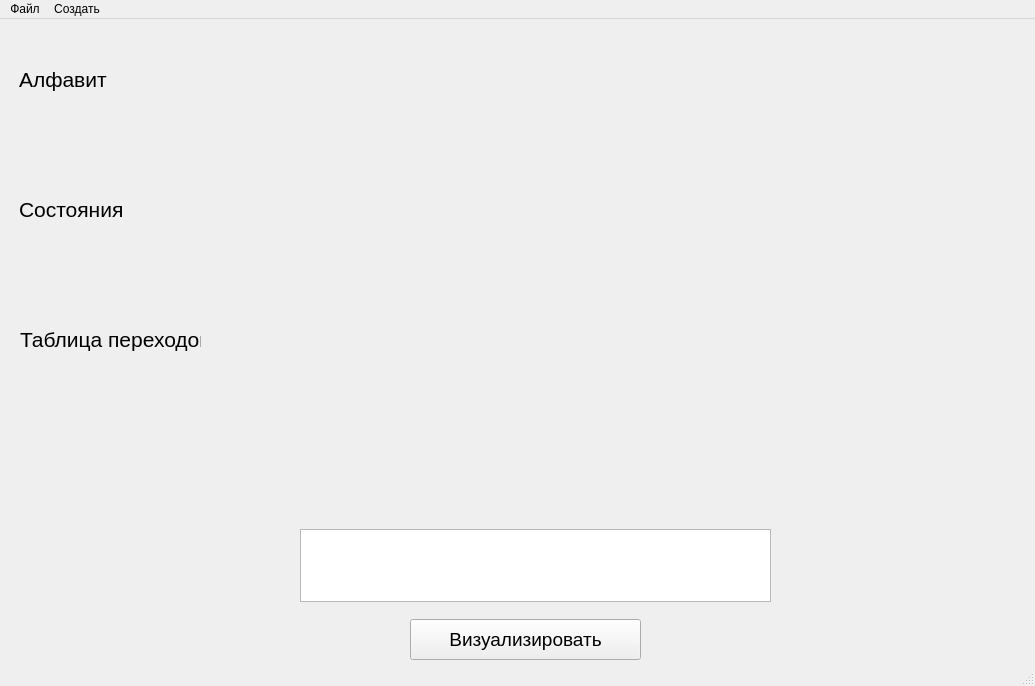
Qt form ui/opened_automata.ui (iwdok/visualization-of-automata) before a commit.
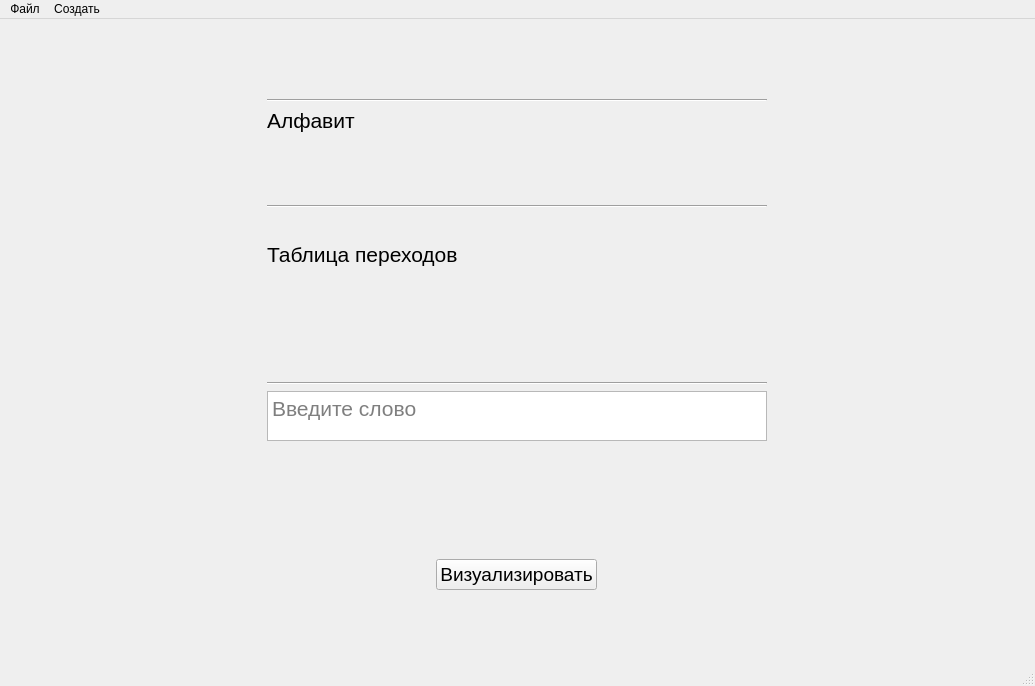
The same form after that commit. Icons and pictures are not drawn.

```diff
--- a/ui/opened_automata.ui
+++ b/ui/opened_automata.ui
@@ -23,231 +23,291 @@
    <string>MainWindow</string>
   </property>
   <widget class="QWidget" name="centralwidget">
-   <widget class="QWidget" name="verticalLayoutWidget">
-    <property name="geometry">
-     <rect>
-      <x>0</x>
-      <y>0</y>
-      <width>161</width>
-      <height>31</height>
-     </rect>
-    </property>
-    <layout class="QVBoxLayout" name="automat_name_layout">
-     <item>
-      <widget class="QLabel" name="automata_name">
-       <property name="font">
-        <font>
-         <family>MS Sans Serif</family>
-         <pointsize>16</pointsize>
-         <weight>75</weight>
-         <bold>true</bold>
-        </font>
-       </property>
-       <property name="midLineWidth">
-        <number>0</number>
-       </property>
-       <property name="text">
-        <string/>
-       </property>
-       <property name="alignment">
-        <set>Qt::AlignCenter</set>
-       </property>
-      </widget>
-     </item>
-    </layout>
-   </widget>
-   <widget class="QWidget" name="verticalLayoutWidget_2">
-    <property name="geometry">
-     <rect>
-      <x>10</x>
-      <y>80</y>
-      <width>1011</width>
-      <height>81</height>
-     </rect>
-    </property>
-    <layout class="QVBoxLayout" name="alphabet_layout">
-     <item>
-      <widget class="QLabel" name="alphabet">
-       <property name="font">
-        <font>
-         <family>MS Sans Serif</family>
-         <pointsize>11</pointsize>
-        </font>
-       </property>
-       <property name="text">
-        <string/>
-       </property>
-       <property name="alignment">
-        <set>Qt::AlignCenter</set>
-       </property>
-      </widget>
-     </item>
-    </layout>
-   </widget>
-   <widget class="QWidget" name="verticalLayoutWidget_3">
-    <property name="geometry">
-     <rect>
-      <x>19</x>
-      <y>40</y>
-      <width>151</width>
-      <height>41</height>
-     </rect>
-    </property>
-    <layout class="QVBoxLayout" name="label_alphabet_layout">
-     <item>
-      <widget class="QLabel" name="alphabet_label">
-       <property name="font">
-        <font>
-         <family>MS Sans Serif</family>
-         <pointsize>16</pointsize>
-         <italic>false</italic>
-        </font>
-       </property>
-       <property name="cursor">
-        <cursorShape>ArrowCursor</cursorShape>
-       </property>
-       <property name="text">
-        <string>Алфавит</string>
-       </property>
-       <property name="alignment">
-        <set>Qt::AlignLeading|Qt::AlignLeft|Qt::AlignVCenter</set>
-       </property>
-      </widget>
-     </item>
-    </layout>
-   </widget>
-   <widget class="QWidget" name="verticalLayoutWidget_4">
-    <property name="geometry">
-     <rect>
-      <x>19</x>
-      <y>170</y>
-      <width>151</width>
-      <height>41</height>
-     </rect>
-    </property>
-    <layout class="QVBoxLayout" name="states_label_layout">
-     <item>
-      <widget class="QLabel" name="states_label">
-       <property name="font">
-        <font>
-         <family>MS Sans Serif</family>
-         <pointsize>16</pointsize>
-         <weight>50</weight>
-         <bold>false</bold>
-        </font>
-       </property>
-       <property name="text">
-        <string>Состояния</string>
-       </property>
-       <property name="alignment">
-        <set>Qt::AlignLeading|Qt::AlignLeft|Qt::AlignVCenter</set>
-       </property>
-      </widget>
-     </item>
-    </layout>
-   </widget>
-   <widget class="QWidget" name="verticalLayoutWidget_5">
-    <property name="geometry">
-     <rect>
-      <x>10</x>
-      <y>210</y>
-      <width>1011</width>
-      <height>80</height>
-     </rect>
-    </property>
-    <layout class="QVBoxLayout" name="states_layout"/>
-   </widget>
-   <widget class="QWidget" name="verticalLayoutWidget_6">
-    <property name="geometry">
-     <rect>
-      <x>20</x>
-      <y>300</y>
-      <width>181</width>
-      <height>41</height>
-     </rect>
-    </property>
-    <layout class="QVBoxLayout" name="transition_label_layout">
-     <item>
-      <widget class="QLabel" name="transition_label">
-       <property name="font">
-        <font>
-         <family>MS Sans Serif</family>
-         <pointsize>16</pointsize>
-         <weight>50</weight>
-         <bold>false</bold>
-        </font>
-       </property>
-       <property name="text">
-        <string>Таблица переходов</string>
-       </property>
-       <property name="alignment">
-        <set>Qt::AlignLeading|Qt::AlignLeft|Qt::AlignVCenter</set>
-       </property>
-      </widget>
-     </item>
-    </layout>
-   </widget>
-   <widget class="QWidget" name="verticalLayoutWidget_7">
-    <property name="geometry">
-     <rect>
-      <x>10</x>
-      <y>340</y>
-      <width>1011</width>
-      <height>121</height>
-     </rect>
-    </property>
-    <layout class="QVBoxLayout" name="verticalLayout"/>
-   </widget>
-   <widget class="QPushButton" name="start_vizualization">
-    <property name="geometry">
-     <rect>
-      <x>410</x>
-      <y>600</y>
-      <width>231</width>
-      <height>41</height>
-     </rect>
-    </property>
-    <property name="font">
-     <font>
-      <family>MS Sans Serif</family>
-      <pointsize>14</pointsize>
-     </font>
-    </property>
-    <property name="cursor">
-     <cursorShape>PointingHandCursor</cursorShape>
-    </property>
-    <property name="mouseTracking">
-     <bool>true</bool>
-    </property>
-    <property name="tabletTracking">
-     <bool>true</bool>
-    </property>
-    <property name="text">
-     <string>Визуализировать</string>
-    </property>
-   </widget>
-   <widget class="QWidget" name="verticalLayoutWidget_8">
-    <property name="geometry">
-     <rect>
-      <x>300</x>
-      <y>510</y>
-      <width>471</width>
-      <height>73</height>
-     </rect>
-    </property>
-    <layout class="QVBoxLayout" name="word_input_layout">
-     <item>
-      <widget class="QPlainTextEdit" name="word_input">
-       <property name="font">
-        <font>
-         <family>MS Sans Serif</family>
-         <pointsize>14</pointsize>
-        </font>
-       </property>
-      </widget>
-     </item>
-    </layout>
-   </widget>
+   <layout class="QGridLayout" name="gridLayout">
+    <item row="8" column="1">
+     <widget class="Line" name="line_2">
+      <property name="orientation">
+       <enum>Qt::Horizontal</enum>
+      </property>
+     </widget>
+    </item>
+    <item row="15" column="1">
+     <spacer name="verticalSpacer_2">
+      <property name="orientation">
+       <enum>Qt::Vertical</enum>
+      </property>
+      <property name="sizeType">
+       <enum>QSizePolicy::Preferred</enum>
+      </property>
+      <property name="sizeHint" stdset="0">
+       <size>
+        <width>20</width>
+        <height>40</height>
+       </size>
+      </property>
+     </spacer>
+    </item>
+    <item row="12" column="1" alignment="Qt::AlignHCenter|Qt::AlignVCenter">
+     <widget class="QPushButton" name="start_vizualization">
+      <property name="sizePolicy">
+       <sizepolicy hsizetype="Fixed" vsizetype="Fixed">
+        <horstretch>0</horstretch>
+        <verstretch>0</verstretch>
+       </sizepolicy>
+      </property>
+      <property name="font">
+       <font>
+        <family>MS Sans Serif</family>
+        <pointsize>14</pointsize>
+       </font>
+      </property>
+      <property name="cursor">
+       <cursorShape>PointingHandCursor</cursorShape>
+      </property>
+      <property name="mouseTracking">
+       <bool>false</bool>
+      </property>
+      <property name="tabletTracking">
+       <bool>false</bool>
+      </property>
+      <property name="focusPolicy">
+       <enum>Qt::NoFocus</enum>
+      </property>
+      <property name="text">
+       <string>Визуализировать</string>
+      </property>
+     </widget>
+    </item>
+    <item row="1" column="2" rowspan="10">
+     <spacer name="horizontalSpacer_2">
+      <property name="orientation">
+       <enum>Qt::Horizontal</enum>
+      </property>
+      <property name="sizeType">
+       <enum>QSizePolicy::Preferred</enum>
+      </property>
+      <property name="sizeHint" stdset="0">
+       <size>
+        <width>40</width>
+        <height>20</height>
+       </size>
+      </property>
+     </spacer>
+    </item>
+    <item row="2" column="1">
+     <widget class="Line" name="line">
+      <property name="orientation">
+       <enum>Qt::Horizontal</enum>
+      </property>
+     </widget>
+    </item>
+    <item row="0" column="1">
+     <spacer name="verticalSpacer">
+      <property name="orientation">
+       <enum>Qt::Vertical</enum>
+      </property>
+      <property name="sizeType">
+       <enum>QSizePolicy::Preferred</enum>
+      </property>
+      <property name="sizeHint" stdset="0">
+       <size>
+        <width>20</width>
+        <height>40</height>
+       </size>
+      </property>
+     </spacer>
+    </item>
+    <item row="6" column="1">
+     <layout class="QVBoxLayout" name="states_label_layout">
+      <item>
+       <widget class="QLabel" name="states_label">
+        <property name="font">
+         <font>
+          <family>MS Sans Serif</family>
+          <pointsize>16</pointsize>
+          <weight>50</weight>
+          <bold>false</bold>
+         </font>
+        </property>
+        <property name="text">
+         <string>Таблица переходов</string>
+        </property>
+        <property name="alignment">
+         <set>Qt::AlignLeading|Qt::AlignLeft|Qt::AlignVCenter</set>
+        </property>
+       </widget>
+      </item>
+     </layout>
+    </item>
+    <item row="4" column="1">
+     <layout class="QVBoxLayout" name="alphabet_layout">
+      <item>
+       <widget class="QLabel" name="alphabet">
+        <property name="sizePolicy">
+         <sizepolicy hsizetype="Maximum" vsizetype="Minimum">
+          <horstretch>0</horstretch>
+          <verstretch>0</verstretch>
+         </sizepolicy>
+        </property>
+        <property name="minimumSize">
+         <size>
+          <width>500</width>
+          <height>60</height>
+         </size>
+        </property>
+        <property name="maximumSize">
+         <size>
+          <width>1000</width>
+          <height>60</height>
+         </size>
+        </property>
+        <property name="font">
+         <font>
+          <family>MS Shell Dlg 2</family>
+          <pointsize>16</pointsize>
+          <weight>75</weight>
+          <bold>true</bold>
+         </font>
+        </property>
+        <property name="text">
+         <string/>
+        </property>
+        <property name="alignment">
+         <set>Qt::AlignCenter</set>
+        </property>
+       </widget>
+      </item>
+     </layout>
+    </item>
+    <item row="9" column="1">
+     <layout class="QVBoxLayout" name="word_input_layout">
+      <item>
+       <widget class="QTextEdit" name="word_input">
+        <property name="sizePolicy">
+         <sizepolicy hsizetype="Maximum" vsizetype="Fixed">
+          <horstretch>0</horstretch>
+          <verstretch>0</verstretch>
+         </sizepolicy>
+        </property>
+        <property name="minimumSize">
+         <size>
+          <width>500</width>
+          <height>30</height>
+         </size>
+        </property>
+        <property name="maximumSize">
+         <size>
+          <width>500</width>
+          <height>50</height>
+         </size>
+        </property>
+        <property name="font">
+         <font>
+          <family>MS Sans Serif</family>
+          <pointsize>16</pointsize>
+         </font>
+        </property>
+        <property name="placeholderText">
+         <string>Введите слово</string>
+        </property>
+       </widget>
+      </item>
+     </layout>
+    </item>
+    <item row="1" column="0" rowspan="10">
+     <spacer name="horizontalSpacer">
+      <property name="orientation">
+       <enum>Qt::Horizontal</enum>
+      </property>
+      <property name="sizeType">
+       <enum>QSizePolicy::Preferred</enum>
+      </property>
+      <property name="sizeHint" stdset="0">
+       <size>
+        <width>40</width>
+        <height>20</height>
+       </size>
+      </property>
+     </spacer>
+    </item>
+    <item row="3" column="1">
+     <widget class="QLabel" name="alphabet_label">
+      <property name="sizePolicy">
+       <sizepolicy hsizetype="Fixed" vsizetype="Fixed">
+        <horstretch>0</horstretch>
+        <verstretch>0</verstretch>
+       </sizepolicy>
+      </property>
+      <property name="font">
+       <font>
+        <family>MS Sans Serif</family>
+        <pointsize>16</pointsize>
+        <italic>false</italic>
+       </font>
+      </property>
+      <property name="cursor">
+       <cursorShape>ArrowCursor</cursorShape>
+      </property>
+      <property name="text">
+       <string>Алфавит</string>
+      </property>
+      <property name="alignment">
+       <set>Qt::AlignLeading|Qt::AlignLeft|Qt::AlignVCenter</set>
+      </property>
+     </widget>
+    </item>
+    <item row="1" column="1">
+     <layout class="QVBoxLayout" name="automat_name_layout">
+      <item alignment="Qt::AlignHCenter">
+       <widget class="QLabel" name="automata_name">
+        <property name="minimumSize">
+         <size>
+          <width>498</width>
+          <height>25</height>
+         </size>
+        </property>
+        <property name="maximumSize">
+         <size>
+          <width>1000</width>
+          <height>25</height>
+         </size>
+        </property>
+        <property name="font">
+         <font>
+          <family>MS Sans Serif</family>
+          <pointsize>16</pointsize>
+          <weight>75</weight>
+          <bold>true</bold>
+         </font>
+        </property>
+        <property name="midLineWidth">
+         <number>0</number>
+        </property>
+        <property name="text">
+         <string/>
+        </property>
+        <property name="alignment">
+         <set>Qt::AlignCenter</set>
+        </property>
+       </widget>
+      </item>
+     </layout>
+    </item>
+    <item row="7" column="1">
+     <layout class="QVBoxLayout" name="table_layout">
+      <property name="sizeConstraint">
+       <enum>QLayout::SetDefaultConstraint</enum>
+      </property>
+     </layout>
+    </item>
+    <item row="5" column="1">
+     <widget class="Line" name="line_3">
+      <property name="orientation">
+       <enum>Qt::Horizontal</enum>
+      </property>
+     </widget>
+    </item>
+   </layout>
   </widget>
   <widget class="QMenuBar" name="menubar">
    <property name="geometry">
```
Left out of the diff: 23 changed lines with no effect on the pictures.
